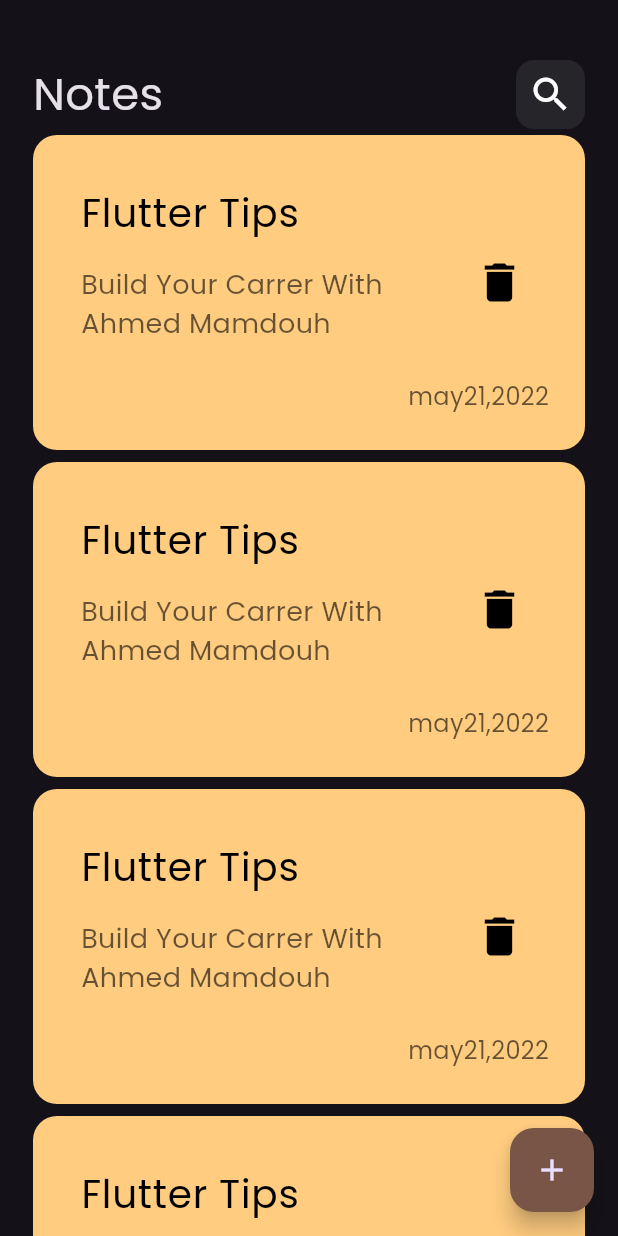
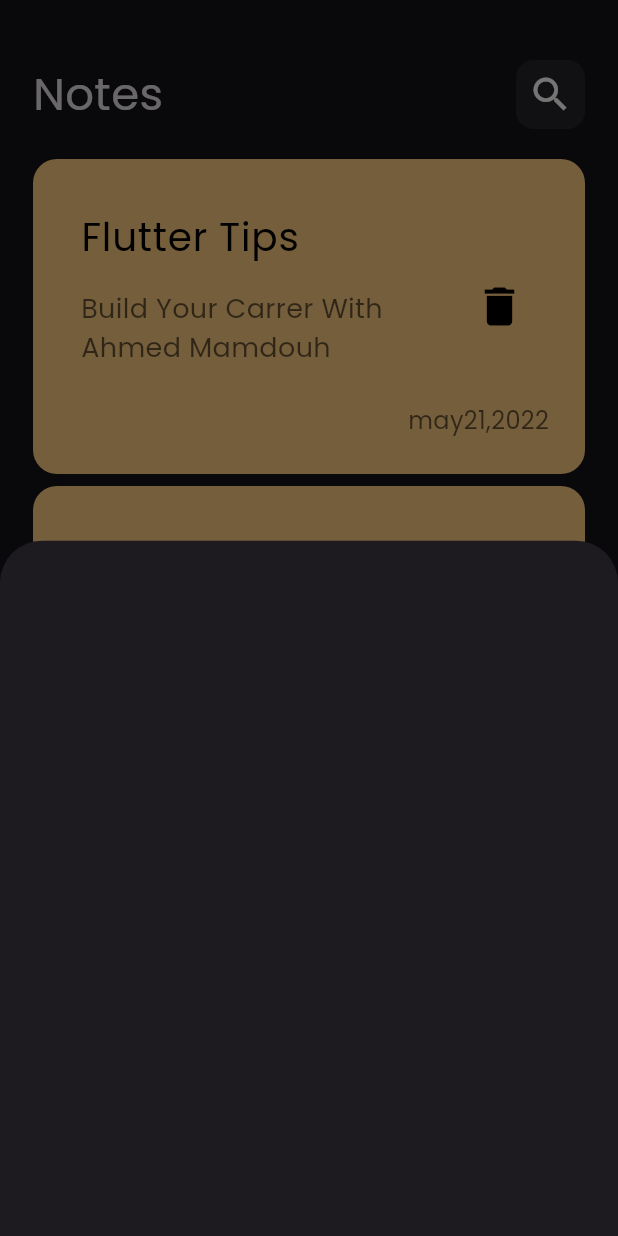
Before and after one commit to Ahmeddeha/notes_app, a Flutter app: the screen it shows after launch, after a tap on the "add" icon, on a phone screen of 412 x 824 dp. Run offline on Flutter 3.47's test engine with Material 3 defaults, Android fonts, the phone set to English and light mode, and no system bars.

Commit message:
create note bottom sheet

```diff
--- a/lib/views/notes_view.dart
+++ b/lib/views/notes_view.dart
@@ -1,4 +1,5 @@
 import 'package:flutter/material.dart';
+import 'package:note_app/widgets/add_note_bottom_sheet.dart';
 import 'package:note_app/widgets/notes_view_body.dart';
 
 class NotesView extends StatelessWidget {
@@ -8,11 +9,17 @@ class NotesView extends StatelessWidget {
   Widget build(BuildContext context) {
     return Scaffold(
       floatingActionButton: FloatingActionButton(
-        onPressed: () {},
+        onPressed: () {
+          showModalBottomSheet(
+              context: context,
+              builder: (context) {
+                return const AddNoteBottomSheet();
+              });
+        },
         child: Icon(Icons.add),
         backgroundColor: Colors.brown,
       ),
-      body: NotesViewBody(),
+      body: const NotesViewBody(),
     );
   }
 }
--- /dev/null
+++ b/lib/widgets/add_note_bottom_sheet.dart
@@ -0,0 +1,10 @@
+import 'package:flutter/material.dart';
+
+class AddNoteBottomSheet extends StatelessWidget {
+  const AddNoteBottomSheet({super.key});
+
+  @override
+  Widget build(BuildContext context) {
+    return Container();
+  }
+}
--- a/lib/widgets/note_list_view.dart
+++ b/lib/widgets/note_list_view.dart
@@ -6,13 +6,17 @@ class NotesListView extends StatelessWidget {
 
   @override
   Widget build(BuildContext context) {
-    return ListView.builder(
+    return Padding(
+      padding: const EdgeInsets.symmetric(vertical: 16),
+      child: ListView.builder(
+        padding: EdgeInsets.zero,
         itemBuilder: (context, index) {
           return const Padding(
             padding: EdgeInsets.symmetric(vertical: 4),
             child: NoteItem(),
           );
         },
+      ),
     );
   }
 }
```
Lines whose indentation alone changed are shown as unchanged.
